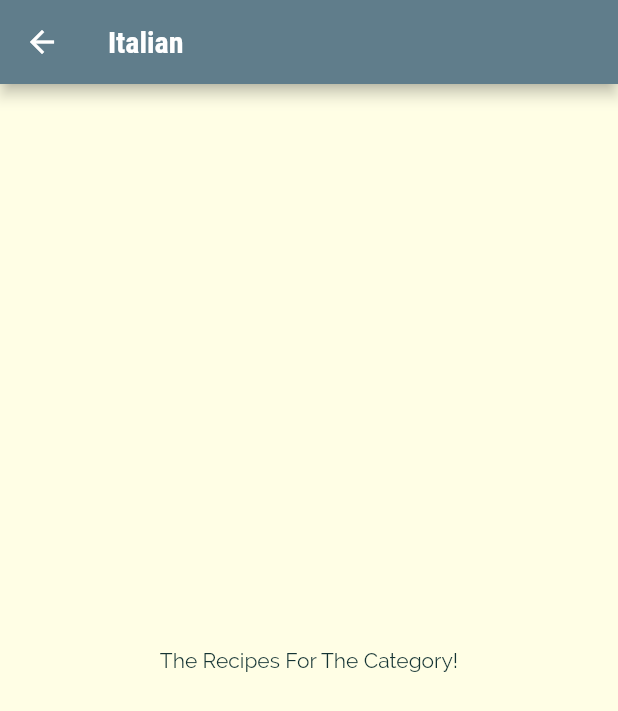
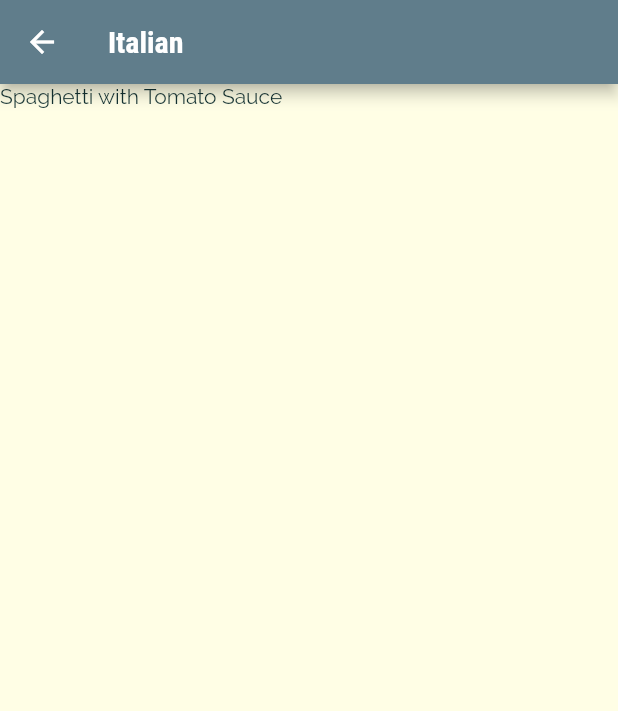
Before and after one commit to kpirabaharan/Flutter, a Flutter app: the screen it shows after launch, after a tap on "Italian", on a phone screen of 412 x 824 dp. Shown: the top 711 px of the screen. Run offline on Flutter 3.47's test engine with Material 2 defaults, Android fonts, the phone set to English and light mode, and no system bars; Roboto replaces fonts that are missing (RobotoCondensed).

Commit message:
Section 7: Select and Display Meals By Category
Signed-off-by: Keeshigan Pirabaharan <kpirabaharan3@gmail.com>

```diff
--- a/section_7_meals_app/lib/category_meals_screen.dart
+++ b/section_7_meals_app/lib/category_meals_screen.dart
@@ -1,6 +1,7 @@
 import 'package:flutter/material.dart';
 
 import './models/category.dart';
+import './dummy_data.dart';
 
 class CategoryMealsScreen extends StatelessWidget {
   static const routeName = '/category-meals';
@@ -9,13 +10,18 @@
   Widget build(BuildContext context) {
     final routeArgs = ModalRoute.of(context)!.settings.arguments as Category;
 
+    final categoryMeals = DUMMY_MEALS.where((meal) {
+      return meal.categories.contains(routeArgs.id);
+    }).toList();
+
     return Scaffold(
-      appBar: AppBar(
-        title: Text(routeArgs.title),
-      ),
-      body: Center(
-        child: Text('The Recipes For The Category!'),
-      ),
-    );
+        appBar: AppBar(
+          title: Text(routeArgs.title),
+        ),
+        body: ListView.builder(
+            itemBuilder: (ctx, index) {
+              return Text(categoryMeals[index].title);
+            },
+            itemCount: categoryMeals.length));
   }
 }
```
